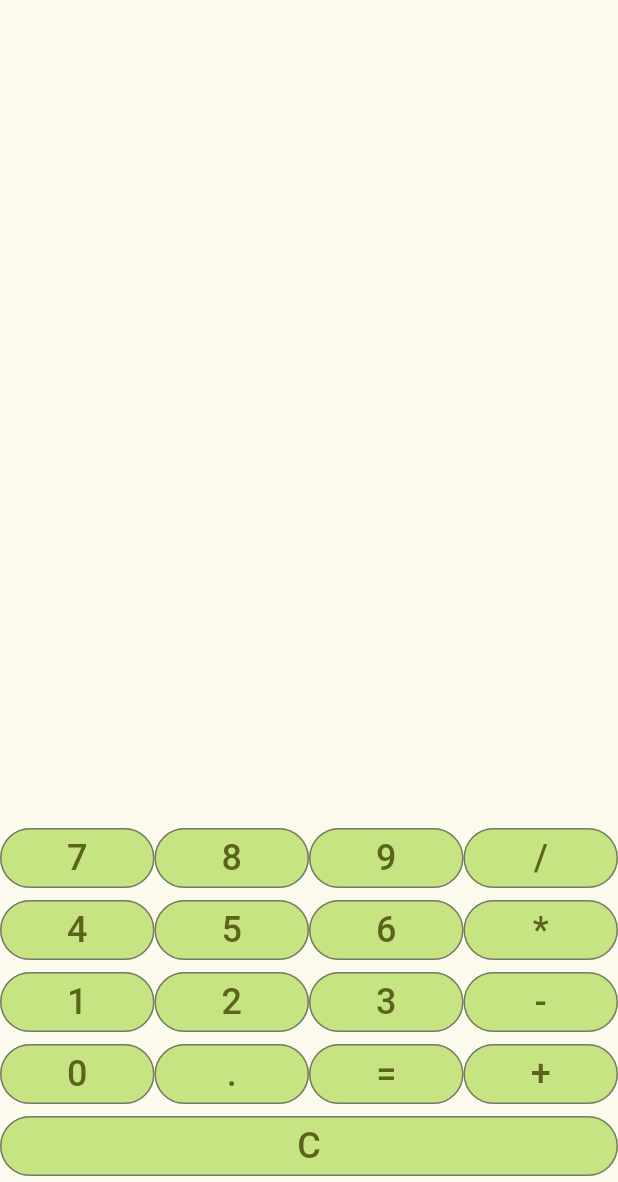
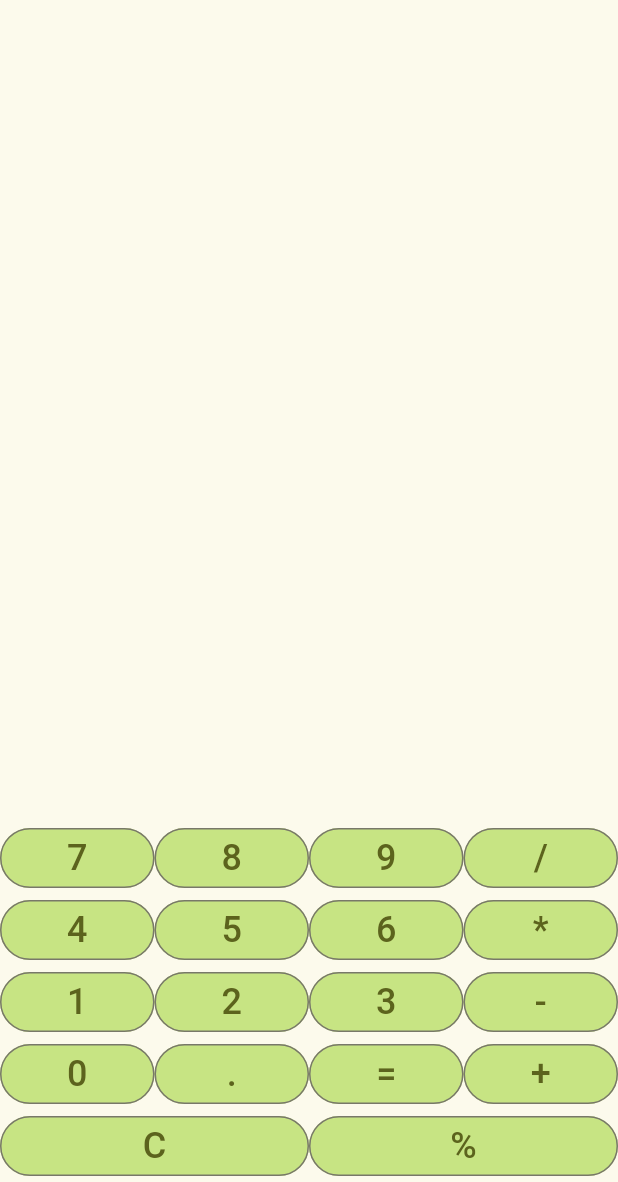
Before and after one commit to jaidman/flutter-calculator, a Flutter app: the screen it shows after launch, on a phone screen of 412 x 824 dp, the part 54-1236 px from its top. Run offline on Flutter 3.47's test engine with Material 3 defaults, Android fonts, the phone set to English and light mode, and no system bars; missing offline and left inert: expressions.

Commit message:
Added modulus operator button

```diff
--- a/lib/main.dart
+++ b/lib/main.dart
@@ -1,3 +1,5 @@
+import 'dart:math';
+
 import 'package:flutter/material.dart';
 import 'package:expressions/expressions.dart'; // External package for expression evaluation
 
@@ -149,6 +151,7 @@ class _MyHomePageState extends State<MyHomePage> {
               Row(
                 children: [
                   _buildButton('C'),
+                  _buildButton('%'),
                 ],
               ),
             ],
```
Also changed, not shown: 3 other files.
